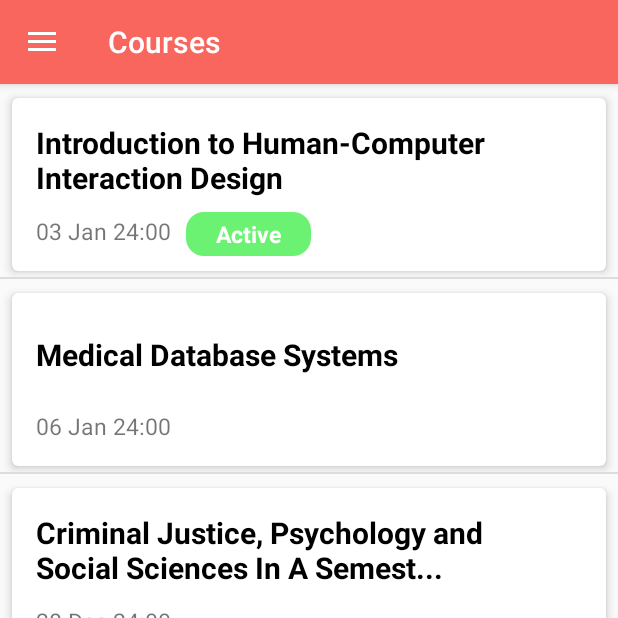
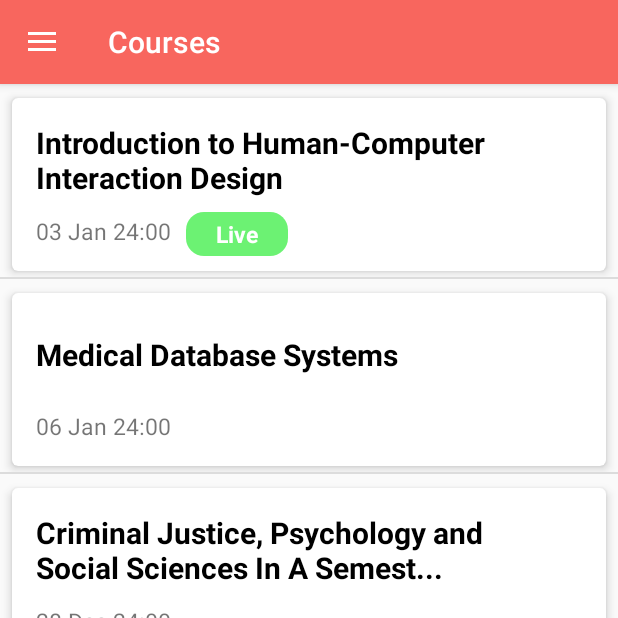
Before and after one commit to 6366295/ntu_hcid_hi-fi_prototype, an Android app: the CoursesActivity screen opened directly, with no data from a screen before it, on a phone screen of 412 x 824 dp, the top half of it. Run offline under Robolectric (Android 15) with nearby library versions, the light colour scheme and no system bars.

Commit message:
Made changes based on the heuristics evaluation feedback

```diff
--- a/app/src/main/java/com/hcid/edulearn/asksimple/AnswersAdapter.java
+++ b/app/src/main/java/com/hcid/edulearn/asksimple/AnswersAdapter.java
@@ -92,7 +92,8 @@ public class AnswersAdapter extends BaseAdapter {
         Random random = new Random();
         if(random.nextInt(2)==0){
             holder.mEditButton.setVisibility(View.GONE);
-            holder.mAuthorText.setText("By Aurimas");
+//            holder.mAuthorText.setText("By Aurimas");
+            holder.mAuthorText.setText("");
             holder.mAuthorText.setTextColor(view.getResources().getColor(android.R.color.darker_gray));
         }
         else{
--- a/app/src/main/java/com/hcid/edulearn/asksimple/coursesArrayAdaptor.java
+++ b/app/src/main/java/com/hcid/edulearn/asksimple/coursesArrayAdaptor.java
@@ -54,7 +54,7 @@ class coursesArrayAdapter extends ArrayAdapter<Course> {
         startDate.setText(ft.format(course.getStartDate()));
 
         if (course.getSessionActive()) {
-            active.setText("Active");
+            active.setText("Live");
             active.setBackgroundDrawable(ContextCompat.getDrawable(context, R.drawable.rounded_corner));
 //            active.setBackgroundColor(ContextCompat.getColor(context, R.color.colorGreen));
 //            rectBar.setBackgroundColor(ContextCompat.getColor(context, R.color.colorGreen));
```
